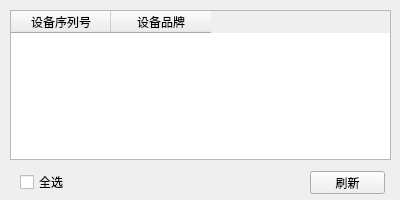
Before: the Qt Designer form resource/devices/ui_devices.ui in lirunquan/APK_Installer, drawn with Qt 5.
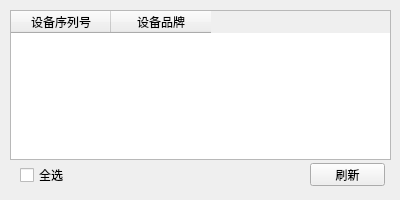
After: the same form once the commit is applied.

Patch:
```diff
--- a/resource/devices/ui_devices.ui
+++ b/resource/devices/ui_devices.ui
@@ -52,7 +52,7 @@
    <property name="geometry">
     <rect>
      <x>20</x>
-     <y>174</y>
+     <y>167</y>
      <width>47</width>
      <height>16</height>
     </rect>
@@ -65,7 +65,7 @@
    <property name="geometry">
     <rect>
      <x>310</x>
-     <y>171</y>
+     <y>163</y>
      <width>75</width>
      <height>23</height>
     </rect>
```
